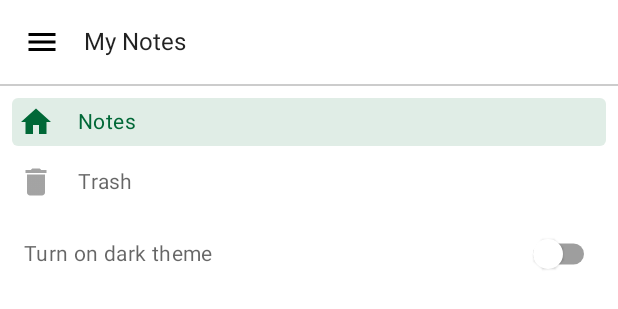
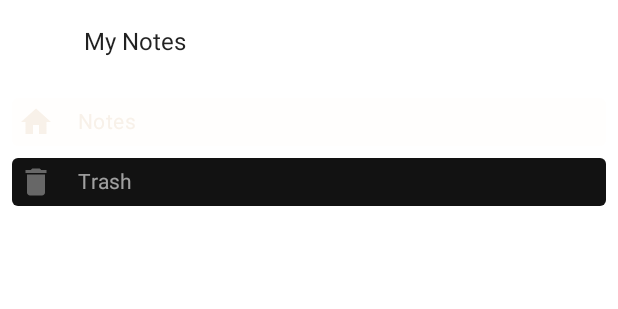
Before and after one commit to 6310682783/examplea05, an Android app built with Jetpack Compose: the @Preview function AppDrawerPreview, on a phone screen of 412 x 824 dp. Shown: the top 309 px of the screen. Run offline under Robolectric (Android 15) with nearby library versions, the phone set to English and light mode, and no system bars.

Commit message:
edit file

```diff
--- a/MyNotes-master/app/src/main/java/com/example/mynotes/MainActivity.kt
+++ b/MyNotes-master/app/src/main/java/com/example/mynotes/MainActivity.kt
@@ -20,7 +20,6 @@ import com.example.mynotes.screens.NotesScreen
 import com.example.mynotes.screens.SaveNoteScreen
 import com.example.mynotes.screens.TrashScreen
 import com.example.mynotes.ui.theme.MyNotesTheme
-import com.example.mynotes.ui.theme.MyNotesThemeSettings
 import com.example.mynotes.viewmodel.MainViewModel
 import com.example.mynotes.viewmodel.MainViewModelFactory
 
@@ -29,7 +28,7 @@ class MainActivity : ComponentActivity() {
     override fun onCreate(savedInstanceState: Bundle?) {
         super.onCreate(savedInstanceState)
         setContent {
-            MyNotesTheme(darkTheme = MyNotesThemeSettings.isDarkThemeEnabled) {
+            MyNotesTheme() {
                 val viewModel: MainViewModel = viewModel(
                     factory = MainViewModelFactory(LocalContext.current.applicationContext as Application)
                 )
--- a/MyNotes-master/app/src/main/java/com/example/mynotes/database/TagDbModel.kt
+++ b/MyNotes-master/app/src/main/java/com/example/mynotes/database/TagDbModel.kt
@@ -16,7 +16,8 @@ data class TagDbModel(
             TagDbModel(2, "#FFFFFF", "Family"),
             TagDbModel(3, "#FFFFFF", "Mobile"),
             TagDbModel(4, "#FFFFFF", "Work"),
-            TagDbModel(5, "#FFFFFF", "etc"),
+            TagDbModel(5, "#FFFFFF", "Friend"),
+            TagDbModel(6, "#FFFFFF", "other"),
 
         )
         val DEFAULT_TAG = DEFAULT_TAGS[0]
--- a/MyNotes-master/app/src/main/java/com/example/mynotes/screens/TrashScreen.kt
+++ b/MyNotes-master/app/src/main/java/com/example/mynotes/screens/TrashScreen.kt
@@ -152,7 +152,7 @@ private fun Content(
     onNoteClick: (NoteModel) -> Unit,
     selectedNotes: List<NoteModel>,
 ) {
-    val tabs = listOf("REGULAR", "CHECKABLE")
+    val tabs = listOf("Removed item")
 
     // Init state for selected tab
     var selectedTab by remember { mutableStateOf(0) }
--- a/MyNotes-master/app/src/main/java/com/example/mynotes/ui/components/AppDrawer.kt
+++ b/MyNotes-master/app/src/main/java/com/example/mynotes/ui/components/AppDrawer.kt
@@ -18,7 +18,6 @@ import androidx.compose.ui.unit.dp
 import com.example.mynotes.routing.MyNotesRouter
 import com.example.mynotes.routing.Screen
 import com.example.mynotes.ui.theme.MyNotesTheme
-import com.example.mynotes.ui.theme.MyNotesThemeSettings
 
 @Composable
 private fun AppDrawerHeader() {
@@ -125,39 +124,6 @@ fun ScreenNavigationButtonPreview() {
 }
 
 @Composable
-private fun LightDarkThemeItem() {
-    Row(
-        Modifier
-            .padding(8.dp)
-    ) {
-        Text(
-            text = "Turn on dark theme",
-            style = MaterialTheme.typography.body2,
-            color = MaterialTheme.colors.onSurface.copy(alpha = 0.6f),
-            modifier = Modifier
-                .weight(1f)
-                .padding(start = 8.dp, top = 8.dp, end = 8.dp, bottom = 8.dp)
-                .align(alignment = Alignment.CenterVertically)
-        )
-        Switch(
-            checked = MyNotesThemeSettings.isDarkThemeEnabled,
-            onCheckedChange = { MyNotesThemeSettings.isDarkThemeEnabled = it },
-            modifier = Modifier
-                .padding(start = 8.dp, end = 8.dp)
-                .align(alignment = Alignment.CenterVertically)
-        )
-    }
-}
-
-@Preview
-@Composable
-fun LightDarkThemeItemPreview() {
-    MyNotesTheme {
-        LightDarkThemeItem()
-    }
-}
-
-@Composable
 fun AppDrawer(
     currentScreen: Screen,
     closeDrawerAction: () -> Unit
@@ -185,7 +151,6 @@ fun AppDrawer(
                 closeDrawerAction()
             }
         )
-        LightDarkThemeItem()
     }
 }
 
--- a/MyNotes-master/app/src/main/java/com/example/mynotes/ui/theme/Theme.kt
+++ b/MyNotes-master/app/src/main/java/com/example/mynotes/ui/theme/Theme.kt
@@ -11,34 +11,15 @@ import androidx.compose.runtime.setValue
 import androidx.compose.ui.graphics.Color
 
 private val DarkColorPalette = darkColors(
-    primary = Color(0xFF00A055),
-    primaryVariant = Color(0xFF00F884),
-    secondary = Color(0xFFC75F00),
+    primary = Color(0xFFf8f1e9),
+    primaryVariant = Color(0xFFf8f1e9),
+    secondary = Color.White,
     onPrimary = Color.White
-)
-
-private val LightColorPalette = lightColors(
-    primary = Color(0xFF006837),
-    primaryVariant = Color(0xFF004012),
-    secondary = Color(0xFF006837)
-
-    /* Other default colors to override
-    background = Color.White,
-    surface = Color.White,
-    onPrimary = Color.White,
-    onSecondary = Color.Black,
-    onBackground = Color.Black,
-    onSurface = Color.Black,
-    */
 )
 
 @Composable
 fun MyNotesTheme(darkTheme: Boolean = isSystemInDarkTheme(), content: @Composable () -> Unit) {
-    val colors = if (darkTheme) {
-        DarkColorPalette
-    } else {
-        LightColorPalette
-    }
+    val colors = DarkColorPalette
 
     MaterialTheme(
         colors = colors,
@@ -47,7 +28,3 @@ fun MyNotesTheme(darkTheme: Boolean = isSystemInDarkTheme(), content: @Composabl
         content = content
     )
 }
-
-object MyNotesThemeSettings {
-    var isDarkThemeEnabled by mutableStateOf(false)
-}
```
Also changed, not shown: MyNotes-master/app/src/main/java/com/example/mynotes/database/ColorDbModel.kt (deleted, +0 -32 lines), MyNotes-master/app/src/main/java/com/example/mynotes/screens/SaveNoteScreen.kt (+21 -128 lines), MyNotes-master/app/src/main/res/drawable/baseline_color_lens_24.xml (deleted, +0 -10 lines).
